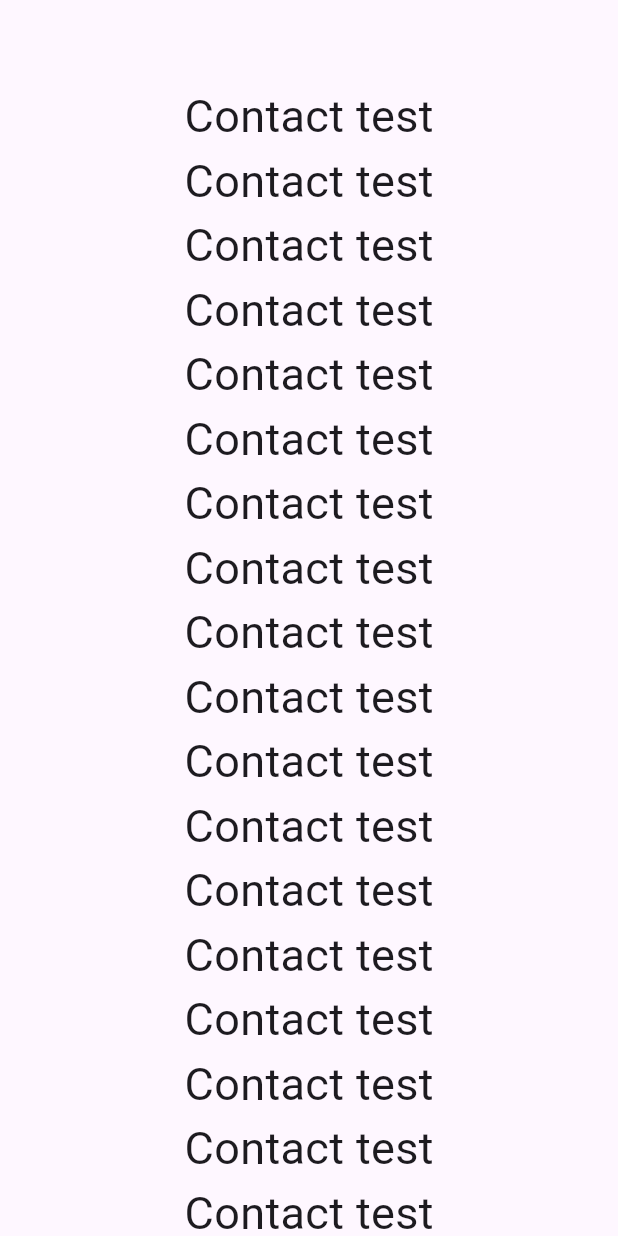
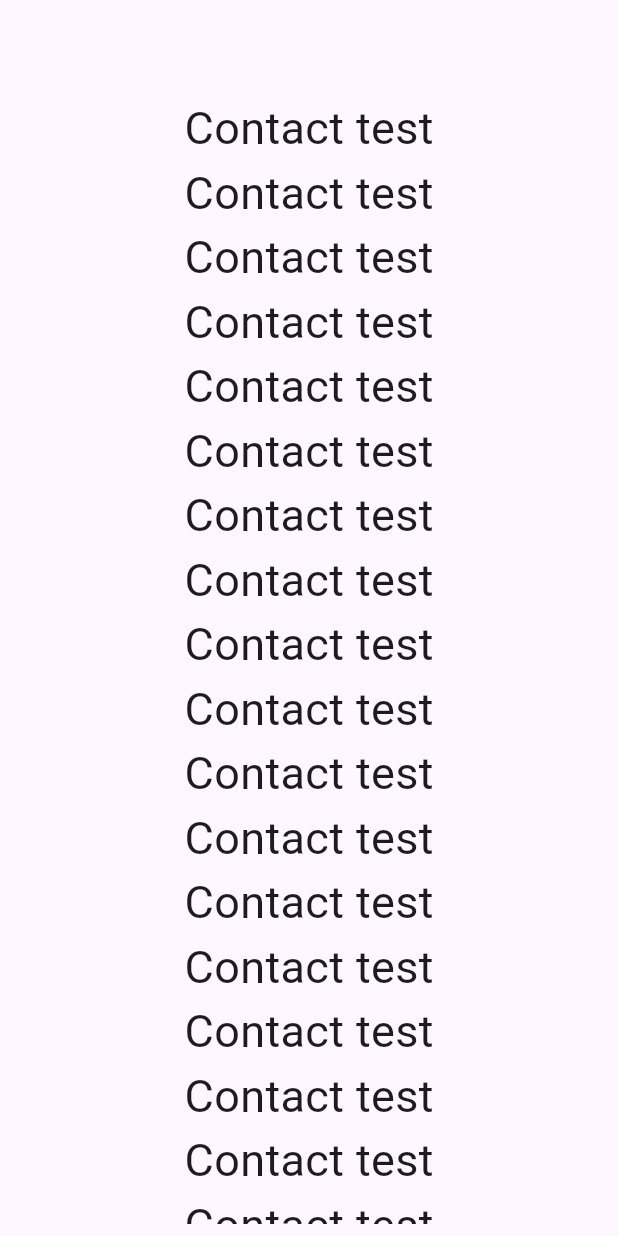
Before and after one commit to Juwonlo/contacts_app, a Flutter app: the screen it shows after launch, on a phone screen of 412 x 824 dp. Run offline on Flutter 3.47's test engine with Material 2 defaults, Android fonts, the phone set to English and light mode, and no system bars.

Commit message:
Working on the List tile

```diff
--- a/lib/ui/contacts_list/contactlistpage.dart
+++ b/lib/ui/contacts_list/contactlistpage.dart
@@ -10,7 +10,9 @@ class ContactListPage extends StatelessWidget {
       appBar: AppBar(
 
       ),
-      body: ListView.builder(
+      body: Padding(
+        padding: const EdgeInsets.all(8.0),
+        child: ListView.builder(
           itemCount: 30,
             itemBuilder: (context, index){
               return Center(
@@ -23,6 +25,7 @@ class ContactListPage extends StatelessWidget {
             }
 
         ),
+      ),
     );
   }
 }
```
Lines whose indentation alone changed are shown as unchanged.
